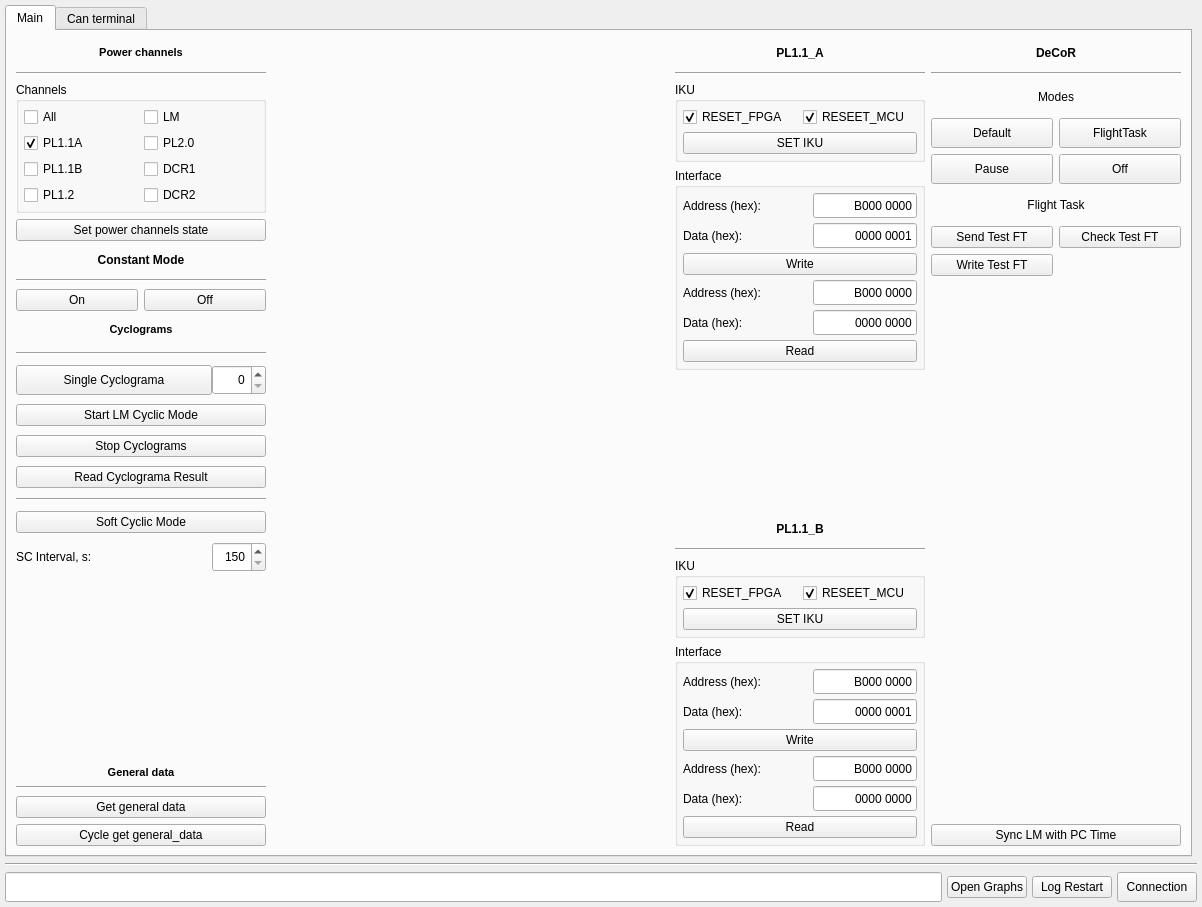
a-styuf/lm_debug_client, file main_win.ui: the form before one commit.
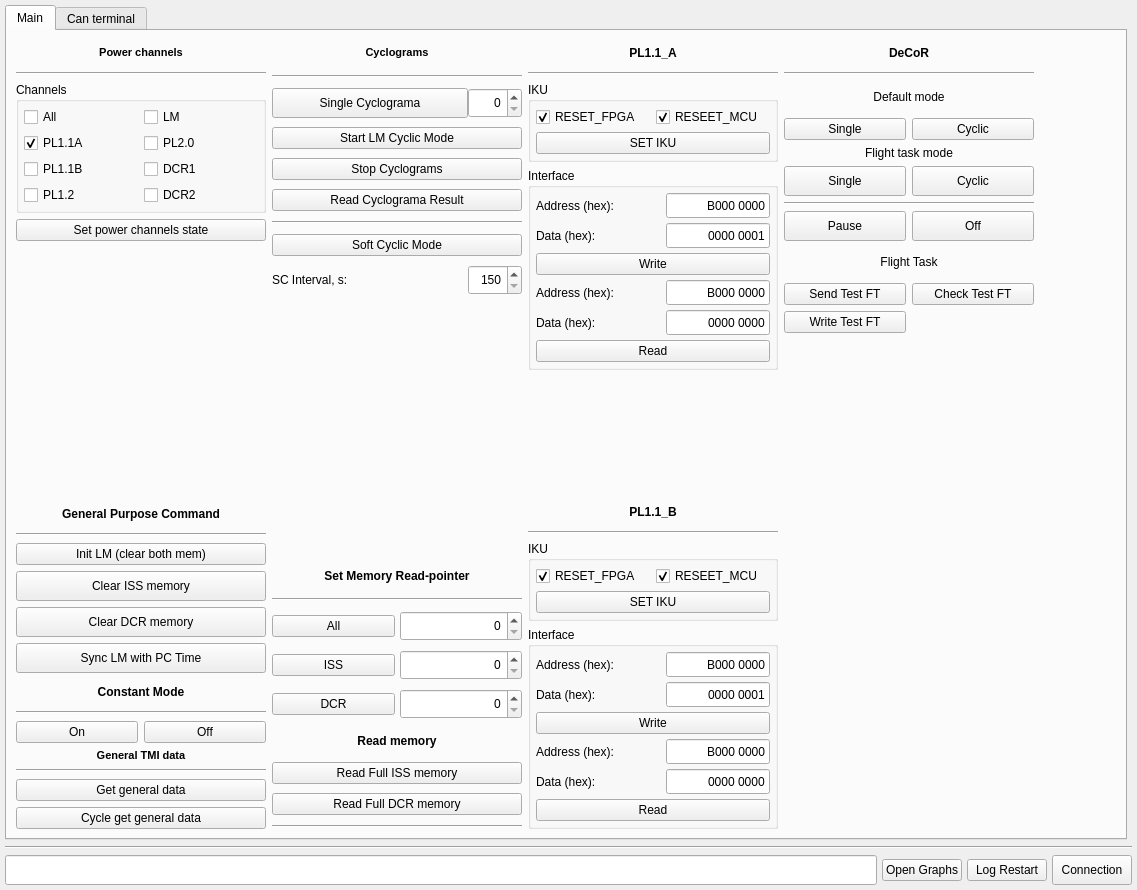
The form after the commit.

Commit message: # 0.12.0 Управление памятью   - добавлены общие команды управления: инициализация, форматирование памяти   - добавлена установка указтелей чтения   - добавлены режимы вычитывания памяти ПН

What changed in the file:
```diff
--- a/main_win.ui
+++ b/main_win.ui
@@ -6,8 +6,8 @@
    <rect>
     <x>0</x>
     <y>0</y>
-    <width>1202</width>
-    <height>907</height>
+    <width>1137</width>
+    <height>890</height>
    </rect>
   </property>
   <property name="windowTitle">
@@ -354,6 +354,100 @@
             </property>
            </widget>
           </item>
+          <item>
+           <spacer name="verticalSpacer_4">
+            <property name="orientation">
+             <enum>Qt::Vertical</enum>
+            </property>
+            <property name="sizeHint" stdset="0">
+             <size>
+              <width>20</width>
+              <height>40</height>
+             </size>
+            </property>
+           </spacer>
+          </item>
+          <item>
+           <widget class="QLabel" name="label_6">
+            <property name="minimumSize">
+             <size>
+              <width>0</width>
+              <height>25</height>
+             </size>
+            </property>
+            <property name="font">
+             <font>
+              <weight>75</weight>
+              <bold>true</bold>
+             </font>
+            </property>
+            <property name="text">
+             <string>General Purpose Command</string>
+            </property>
+            <property name="alignment">
+             <set>Qt::AlignCenter</set>
+            </property>
+           </widget>
+          </item>
+          <item>
+           <widget class="Line" name="line_10">
+            <property name="minimumSize">
+             <size>
+              <width>0</width>
+              <height>5</height>
+             </size>
+            </property>
+            <property name="orientation">
+             <enum>Qt::Horizontal</enum>
+            </property>
+           </widget>
+          </item>
+          <item>
+           <widget class="QPushButton" name="initLMPButton">
+            <property name="text">
+             <string>Init LM (clear both mem)</string>
+            </property>
+           </widget>
+          </item>
+          <item>
+           <widget class="QPushButton" name="formatISSMemPButton">
+            <property name="minimumSize">
+             <size>
+              <width>0</width>
+              <height>30</height>
+             </size>
+            </property>
+            <property name="text">
+             <string>Clear ISS memory</string>
+            </property>
+           </widget>
+          </item>
+          <item>
+           <widget class="QPushButton" name="formatDCRMemPButton">
+            <property name="minimumSize">
+             <size>
+              <width>0</width>
+              <height>30</height>
+             </size>
+            </property>
+            <property name="text">
+             <string>Clear DCR memory</string>
+            </property>
+           </widget>
+          </item>
+          <item>
+           <widget class="QPushButton" name="synchLMTimePButton">
+            <property name="minimumSize">
+             <size>
+              <width>0</width>
+              <height>30</height>
+             </size>
+            </property>
+            <property name="text">
+             <string>Sync LM with PC Time</string>
+            </property>
+           </widget>
+          </item>
           <item>
            <widget class="QLabel" name="constModeLabel">
             <property name="minimumSize">
@@ -407,188 +501,6 @@
             </item>
            </layout>
           </item>
-          <item>
-           <layout class="QGridLayout" name="gridLayout_5">
-            <property name="horizontalSpacing">
-             <number>0</number>
-            </property>
-            <property name="verticalSpacing">
-             <number>9</number>
-            </property>
-            <item row="0" column="0" colspan="2">
-             <widget class="QLabel" name="cyclogramControlLabel">
-              <property name="sizePolicy">
-               <sizepolicy hsizetype="Minimum" vsizetype="Preferred">
-                <horstretch>0</horstretch>
-                <verstretch>0</verstretch>
-               </sizepolicy>
-              </property>
-              <property name="minimumSize">
-               <size>
-                <width>250</width>
-                <height>25</height>
-               </size>
-              </property>
-              <property name="font">
-               <font>
-                <pointsize>8</pointsize>
-                <weight>75</weight>
-                <bold>true</bold>
-               </font>
-              </property>
-              <property name="text">
-               <string>Cyclograms</string>
-              </property>
-              <property name="alignment">
-               <set>Qt::AlignCenter</set>
-              </property>
-             </widget>
-            </item>
-            <item row="3" column="0" colspan="2">
-             <widget class="QPushButton" name="startCyclsPButton">
-              <property name="text">
-               <string>Start LM Cyclic Mode</string>
-              </property>
-             </widget>
-            </item>
-            <item row="4" column="0" colspan="2">
-             <widget class="QPushButton" name="stopCyclsPButton">
-              <property name="text">
-               <string>Stop Cyclograms</string>
-              </property>
-             </widget>
-            </item>
-            <item row="2" column="0">
-             <widget class="QPushButton" name="singleCyclPButton">
-              <property name="sizePolicy">
-               <sizepolicy hsizetype="Expanding" vsizetype="Minimum">
-                <horstretch>0</horstretch>
-                <verstretch>0</verstretch>
-               </sizepolicy>
-              </property>
-              <property name="minimumSize">
-               <size>
-                <width>60</width>
-                <height>30</height>
-               </size>
-              </property>
-              <property name="text">
-               <string>Single Cyclograma</string>
-              </property>
-             </widget>
-            </item>
-            <item row="2" column="1">
-             <widget class="QSpinBox" name="singleCyclSBox">
-              <property name="minimumSize">
-               <size>
-                <width>50</width>
-                <height>30</height>
-               </size>
-              </property>
-              <property name="alignment">
-               <set>Qt::AlignRight|Qt::AlignTrailing|Qt::AlignVCenter</set>
-              </property>
-             </widget>
-            </item>
-            <item row="7" column="0" colspan="2">
-             <widget class="QPushButton" name="softCyclicModePButton">
-              <property name="text">
-               <string>Soft Cyclic Mode</string>
-              </property>
-              <property name="checkable">
-               <bool>true</bool>
-              </property>
-             </widget>
-            </item>
-            <item row="8" column="0">
-             <widget class="QLabel" name="softCyclogramPeriodLabel">
-              <property name="minimumSize">
-               <size>
-                <width>0</width>
-                <height>30</height>
-               </size>
-              </property>
-              <property name="text">
-               <string>SC Interval, s:</string>
-              </property>
-             </widget>
-            </item>
-            <item row="5" column="0" colspan="2">
-             <widget class="QPushButton" name="readCyclResPButton">
-              <property name="text">
-               <string>Read Cyclograma Result</string>
-              </property>
-             </widget>
-            </item>
-            <item row="6" column="0" colspan="2">
-             <widget class="Line" name="line_5">
-              <property name="sizePolicy">
-               <sizepolicy hsizetype="Expanding" vsizetype="Fixed">
-                <horstretch>0</horstretch>
-                <verstretch>0</verstretch>
-               </sizepolicy>
-              </property>
-              <property name="minimumSize">
-               <size>
-                <width>0</width>
-                <height>5</height>
-               </size>
-              </property>
-              <property name="orientation">
-               <enum>Qt::Horizontal</enum>
-              </property>
-             </widget>
-            </item>
-            <item row="8" column="1">
-             <widget class="QSpinBox" name="softCyclogramPeriodSBox">
-              <property name="minimumSize">
-               <size>
-                <width>50</width>
-                <height>30</height>
-               </size>
-              </property>
-              <property name="alignment">
-               <set>Qt::AlignRight|Qt::AlignTrailing|Qt::AlignVCenter</set>
-              </property>
-              <property name="minimum">
-               <number>150</number>
-              </property>
-              <property name="maximum">
-               <number>3600</number>
-              </property>
-              <property name="value">
-               <number>150</number>
-              </property>
-             </widget>
-            </item>
-            <item row="1" column="0" colspan="2">
-             <widget class="Line" name="line_2">
-              <property name="minimumSize">
-               <size>
-                <width>0</width>
-                <height>5</height>
-               </size>
-              </property>
-              <property name="orientation">
-               <enum>Qt::Horizontal</enum>
-              </property>
-             </widget>
-            </item>
-           </layout>
-          </item>
-          <item>
-           <spacer name="verticalSpacer_2">
-            <property name="orientation">
-             <enum>Qt::Vertical</enum>
-            </property>
-            <property name="sizeHint" stdset="0">
-             <size>
-              <width>20</width>
-              <height>40</height>
-             </size>
-            </property>
-           </spacer>
-          </item>
           <item>
            <layout class="QGridLayout" name="gridLayout_3">
             <property name="sizeConstraint">
@@ -606,7 +518,7 @@
              </font>
             </property>
             <property name="text">
-             <string>General data</string>
+             <string>General TMI data</string>
             </property>
             <property name="alignment">
              <set>Qt::AlignCenter</set>
@@ -642,24 +554,356 @@
           <item>
            <widget class="QPushButton" name="cycleReadGenDataPButton">
             <property name="text">
-             <string>Cycle get general_data</string>
+             <string>Cycle get general data</string>
             </property>
            </widget>
           </item>
          </layout>
         </item>
         <item>
-         <spacer name="horizontalSpacer">
-          <property name="orientation">
-           <enum>Qt::Horizontal</enum>
+         <layout class="QGridLayout" name="gridLayout_5">
+          <property name="horizontalSpacing">
+           <number>0</number>
           </property>
-          <property name="sizeHint" stdset="0">
-           <size>
-            <width>1500</width>
-            <height>20</height>
-           </size>
+          <property name="verticalSpacing">
+           <number>9</number>
           </property>
-         </spacer>
+          <item row="3" column="0" colspan="2">
+           <widget class="QPushButton" name="startCyclsPButton">
+            <property name="text">
+             <string>Start LM Cyclic Mode</string>
+            </property>
+           </widget>
+          </item>
+          <item row="0" column="0" colspan="2">
+           <widget class="QLabel" name="cyclogramControlLabel">
+            <property name="sizePolicy">
+             <sizepolicy hsizetype="Minimum" vsizetype="Preferred">
+              <horstretch>0</horstretch>
+              <verstretch>0</verstretch>
+             </sizepolicy>
+            </property>
+            <property name="minimumSize">
+             <size>
+              <width>250</width>
+              <height>25</height>
+             </size>
+            </property>
+            <property name="font">
+             <font>
+              <pointsize>8</pointsize>
+              <weight>75</weight>
+              <bold>true</bold>
+             </font>
+            </property>
+            <property name="text">
+             <string>Cyclograms</string>
+            </property>
+            <property name="alignment">
+             <set>Qt::AlignCenter</set>
+            </property>
+           </widget>
+          </item>
+          <item row="4" column="0" colspan="2">
+           <widget class="QPushButton" name="stopCyclsPButton">
+            <property name="text">
+             <string>Stop Cyclograms</string>
+            </property>
+           </widget>
+          </item>
+          <item row="2" column="1">
+           <widget class="QSpinBox" name="singleCyclSBox">
+            <property name="minimumSize">
+             <size>
+              <width>50</width>
+              <height>30</height>
+             </size>
+            </property>
+            <property name="alignment">
+             <set>Qt::AlignRight|Qt::AlignTrailing|Qt::AlignVCenter</set>
+            </property>
+           </widget>
+          </item>
+          <item row="7" column="0" colspan="2">
+           <widget class="QPushButton" name="softCyclicModePButton">
+            <property name="text">
+             <string>Soft Cyclic Mode</string>
+            </property>
+            <property name="checkable">
+             <bool>true</bool>
+            </property>
+           </widget>
+          </item>
+          <item row="8" column="0">
+           <widget class="QLabel" name="softCyclogramPeriodLabel">
+            <property name="minimumSize">
+             <size>
+              <width>0</width>
+              <height>30</height>
+             </size>
+            </property>
+            <property name="text">
+             <string>SC Interval, s:</string>
+            </property>
+           </widget>
+          </item>
+          <item row="2" column="0">
+           <widget class="QPushButton" name="singleCyclPButton">
+            <property name="sizePolicy">
+             <sizepolicy hsizetype="Expanding" vsizetype="Minimum">
+              <horstretch>0</horstretch>
+              <verstretch>0</verstretch>
+             </sizepolicy>
+            </property>
+            <property name="minimumSize">
+             <size>
+              <width>60</width>
+              <height>30</height>
+             </size>
+            </property>
+            <property name="text">
+             <string>Single Cyclograma</string>
+            </property>
+           </widget>
+          </item>
+          <item row="5" column="0" colspan="2">
+           <widget class="QPushButton" name="readCyclResPButton">
+            <property name="text">
+             <string>Read Cyclograma Result</string>
+            </property>
+           </widget>
+          </item>
+          <item row="1" column="0" colspan="2">
+           <widget class="Line" name="line_2">
+            <property name="minimumSize">
+             <size>
+              <width>0</width>
+              <height>5</height>
+             </size>
+            </property>
+            <property name="orientation">
+             <enum>Qt::Horizontal</enum>
+            </property>
+           </widget>
+          </item>
+          <item row="8" column="1">
+           <widget class="QSpinBox" name="softCyclogramPeriodSBox">
+            <property name="minimumSize">
+             <size>
+              <width>50</width>
+              <height>30</height>
+             </size>
+            </property>
+            <property name="alignment">
+             <set>Qt::AlignRight|Qt::AlignTrailing|Qt::AlignVCenter</set>
+            </property>
+            <property name="minimum">
+             <number>150</number>
+            </property>
+            <property name="maximum">
+             <number>3600</number>
+            </property>
+            <property name="value">
+             <number>150</number>
+            </property>
+           </widget>
+          </item>
+          <item row="6" column="0" colspan="2">
+           <widget class="Line" name="line_5">
+            <property name="sizePolicy">
+             <sizepolicy hsizetype="Expanding" vsizetype="Fixed">
+              <horstretch>0</horstretch>
+              <verstretch>0</verstretch>
+             </sizepolicy>
+            </property>
+            <property name="minimumSize">
+             <size>
+              <width>0</width>
+              <height>5</height>
+             </size>
+            </property>
+            <property name="orientation">
+             <enum>Qt::Horizontal</enum>
+            </property>
+           </widget>
+          </item>
+          <item row="9" column="0" colspan="2">
+           <spacer name="verticalSpacer_5">
+            <property name="orientation">
+             <enum>Qt::Vertical</enum>
+            </property>
+            <property name="sizeHint" stdset="0">
+             <size>
+              <width>20</width>
+              <height>40</height>
+             </size>
+            </property>
+           </spacer>
+          </item>
+          <item row="10" column="0" colspan="2">
+           <layout class="QGridLayout" name="gridLayout_6">
+            <property name="horizontalSpacing">
+             <number>5</number>
+            </property>
+            <property name="verticalSpacing">
+             <number>9</number>
+            </property>
+            <item row="4" column="1">
+             <widget class="QSpinBox" name="rdPtrDCRMemSBox">
+              <property name="minimumSize">
+               <size>
+                <width>0</width>
+                <height>30</height>
+               </size>
+              </property>
+              <property name="alignment">
+               <set>Qt::AlignRight|Qt::AlignTrailing|Qt::AlignVCenter</set>
+              </property>
+              <property name="maximum">
+               <number>16379</number>
+              </property>
+             </widget>
+            </item>
+            <item row="6" column="0" colspan="2">
+             <widget class="QPushButton" name="readFullISSMemPButton">
+              <property name="text">
+               <string>Read Full ISS memory</string>
+              </property>
+             </widget>
+            </item>
+            <item row="8" column="0" colspan="2">
+             <widget class="Line" name="line_13">
+              <property name="minimumSize">
+               <size>
+                <width>0</width>
+                <height>5</height>
+               </size>
+              </property>
+              <property name="orientation">
+               <enum>Qt::Horizontal</enum>
+              </property>
+             </widget>
+            </item>
+            <item row="0" column="0" colspan="2">
+             <widget class="QLabel" name="label_2">
+              <property name="minimumSize">
+               <size>
+                <width>0</width>
+                <height>25</height>
+               </size>
+              </property>
+              <property name="font">
+               <font>
+                <weight>75</weight>
+                <bold>true</bold>
+               </font>
+              </property>
+              <property name="text">
+               <string>Set Memory Read-pointer</string>
+              </property>
+              <property name="alignment">
+               <set>Qt::AlignCenter</set>
+              </property>
+             </widget>
+            </item>
+            <item row="1" column="0" colspan="2">
+             <widget class="Line" name="line_12">
+              <property name="minimumSize">
+               <size>
+                <width>0</width>
+                <height>5</height>
+               </size>
+              </property>
+              <property name="orientation">
+               <enum>Qt::Horizontal</enum>
+              </property>
+             </widget>
+            </item>
+            <item row="4" column="0">
+             <widget class="QPushButton" name="rdPtrDCRMemPButton">
+              <property name="text">
+               <string>DCR</string>
+              </property>
+             </widget>
+            </item>
+            <item row="3" column="0">
+             <widget class="QPushButton" name="rdPtrISSMemPButton">
+              <property name="text">
+               <string>ISS</string>
+              </property>
+             </widget>
+            </item>
+            <item row="2" column="0">
+             <widget class="QPushButton" name="rdPtrAllMemPButton">
+              <property name="text">
+               <string>All</string>
+              </property>
+             </widget>
+            </item>
+            <item row="2" column="1">
+             <widget class="QSpinBox" name="rdPtrAllMemSBox">
+              <property name="minimumSize">
+               <size>
+                <width>0</width>
+                <height>30</height>
+               </size>
+              </property>
+              <property name="alignment">
+               <set>Qt::AlignRight|Qt::AlignTrailing|Qt::AlignVCenter</set>
+              </property>
+              <property name="maximum">
+               <number>16379</number>
+              </property>
+             </widget>
+            </item>
+            <item row="3" column="1">
+             <widget class="QSpinBox" name="rdPtrISSMemSBox">
+              <property name="minimumSize">
+               <size>
+                <width>0</width>
+                <height>30</height>
+               </size>
+              </property>
+              <property name="alignment">
+               <set>Qt::AlignRight|Qt::AlignTrailing|Qt::AlignVCenter</set>
+              </property>
+              <property name="maximum">
+               <number>16379</number>
+              </property>
+             </widget>
+            </item>
+            <item row="5" column="0" colspan="2">
+             <widget class="QLabel" name="label_7">
+              <property name="minimumSize">
+               <size>
+                <width>0</width>
+                <height>25</height>
+               </size>
+              </property>
+              <property name="font">
+               <font>
+                <weight>75</weight>
+                <bold>true</bold>
+               </font>
+              </property>
+              <property name="text">
+               <string>Read memory</string>
+              </property>
+              <property name="alignment">
+               <set>Qt::AlignCenter</set>
+              </property>
+             </widget>
+            </item>
+            <item row="7" column="0" colspan="2">
+             <widget class="QPushButton" name="readFullDCRMemPButton">
+              <property name="text">
+               <string>Read Full DCR memory</string>
+              </property>
+             </widget>
+            </item>
+           </layout>
+          </item>
+         </layout>
         </item>
         <item>
          <layout class="QGridLayout" name="gridLayout_8">
@@ -1312,73 +1556,70 @@
         </item>
         <item>
          <layout class="QGridLayout" name="gridLayout_4">
-          <item row="8" column="0">
-           <widget class="QPushButton" name="sendFlTaskPButton">
-            <property name="text">
-             <string>Send Test FT</string>
-            </property>
-           </widget>
-          </item>
-          <item row="8" column="1">
+          <item row="10" column="1">
            <widget class="QPushButton" name="checkFlTaskPButton">
             <property name="text">
              <string>Check Test FT</string>
             </property>
            </widget>
           </item>
-          <item row="9" column="0">
+          <item row="10" column="0">
+           <widget class="QPushButton" name="sendFlTaskPButton">
+            <property name="text">
+             <string>Send Test FT</string>
+            </property>
+           </widget>
+          </item>
+          <item row="2" column="0" colspan="2">
+           <widget class="QLabel" name="label_5">
+            <property name="minimumSize">
+             <size>
+              <width>0</width>
+              <height>30</height>
+             </size>
+            </property>
+            <property name="text">
+             <string>Default mode</string>
+            </property>
+            <property name="alignment">
+             <set>Qt::AlignCenter</set>
+            </property>
+           </widget>
+          </item>
+          <item row="11" column="0">
            <widget class="QPushButton" name="writeFlTaskPButton">
             <property name="text">
              <string>Write Test FT</string>
             </property>
            </widget>
           </item>
-          <item row="3" column="0">
-           <widget class="QPushButton" name="DCRModeDefaultPButton">
-            <property name="minimumSize">
-             <size>
-              <width>120</width>
-              <height>30</height>
-             </size>
-            </property>
-            <property name="text">
-             <string>Default</string>
-            </property>
-           </widget>
-          </item>
-          <item row="2" column="0" colspan="2">
-           <widget class="QLabel" name="label_5">
-            <property name="minimumSize">
-             <size>
-              <width>0</width>
-              <height>30</height>
-             </size>
-            </property>
-            <property name="text">
-             <string>Modes</string>
-            </property>
-            <property name="alignment">
-             <set>Qt::AlignCenter</set>
-            </property>
-           </widget>
-          </item>
-          <item row="7" column="0" colspan="2">
-           <widget class="QLabel" name="label_4">
-            <property name="minimumSize">
-             <size>
-              <width>0</width>
-              <height>30</height>
-             </size>
-            </property>
-            <property name="text">
-             <string>Flight Task</string>
-            </property>
-            <property name="alignment">
-             <set>Qt::AlignCenter</set>
-            </property>
-           </widget>
-          </item>
           <item row="5" column="0">
+           <widget class="QPushButton" name="singlDCRFTModePButton">
+            <property name="minimumSize">
+             <size>
+              <width>120</width>
+              <height>30</height>
+             </size>
+            </property>
+            <property name="text">
+             <string>Single</string>
+            </property>
+           </widget>
+          </item>
+          <item row="1" column="0" colspan="2">
+           <widget class="Line" name="line_3">
+            <property name="minimumSize">
+             <size>
+              <width>0</width>
+              <height>5</height>
+             </size>
+            </property>
+            <property name="orientation">
+             <enum>Qt::Horizontal</enum>
+            </property>
+           </widget>
+          </item>
+          <item row="7" column="0">
            <widget class="QPushButton" name="DCRModePausePButton">
             <property name="minimumSize">
              <size>
@@ -1391,32 +1632,6 @@
             </property>
            </widget>
           </item>
-          <item row="1" column="0" colspan="2">
-           <widget class="Line" name="line_3">
-            <property name="minimumSize">
-             <size>
-              <width>0</width>
-              <height>5</height>
-             </size>
-            </property>
-            <property name="orientation">
-             <enum>Qt::Horizontal</enum>
-            </property>
-           </widget>
-          </item>
-          <item row="10" column="0" colspan="2">
-           <spacer name="verticalSpacer_3">
-            <property name="orientation">
-             <enum>Qt::Vertical</enum>
-            </property>
-            <property name="sizeHint" stdset="0">
-             <size>
-              <width>20</width>
-              <height>40</height>
-             </size>
-            </property>
-           </spacer>
-          </item>
           <item row="0" column="0" colspan="2">
            <widget class="QLabel" name="DecorLabel">
             <property name="minimumSize">
@@ -1439,7 +1654,36 @@
             </property>
            </widget>
           </item>
-          <item row="5" column="1">
+          <item row="12" column="0" colspan="2">
+           <spacer name="verticalSpacer_3">
+            <property name="orientation">
+             <enum>Qt::Vertical</enum>
+            </property>
+            <property name="sizeHint" stdset="0">
+             <size>
+              <width>20</width>
+              <height>40</height>
+             </size>
+            </property>
+           </spacer>
+          </item>
+          <item row="9" column="0" colspan="2">
+           <widget class="QLabel" name="label_4">
+            <property name="minimumSize">
+             <size>
+              <width>0</width>
+              <height>30</height>
+             </size>
+            </property>
+            <property name="text">
+             <string>Flight Task</string>
+            </property>
+            <property name="alignment">
+             <set>Qt::AlignCenter</set>
+            </property>
+           </widget>
+          </item>
+          <item row="7" column="1">
            <widget class="QPushButton" name="DCRModeOffPButton">
             <property name="minimumSize">
              <size>
@@ -1452,28 +1696,65 @@
             </property>
            </widget>
           </item>
+          <item row="5" column="1">
+           <widget class="QPushButton" name="cyclicDCRFTModePButton">
+            <property name="minimumSize">
+             <size>
+              <width>120</width>
+              <height>30</height>
+             </size>
+            </property>
+            <property name="text">
+             <string>Cyclic</string>
+            </property>
+           </widget>
+          </item>
+          <item row="3" column="0">
+           <widget class="QPushButton" name="singlDCRDefModePButton">
+            <property name="text">
+             <string>Single</string>
+            </property>
+           </widget>
+          </item>
           <item row="3" column="1">
-           <widget class="QPushButton" name="DCRModeFlightTaskPButton">
-            <property name="minimumSize">
-             <size>
-              <width>120</width>
-              <height>30</height>
-             </size>
-            </property>
+           <widget class="QPushButton" name="cyclicDCRDefModePButton">
             <property name="text">
-             <string>FlightTask</string>
+             <string>Cyclic</string>
             </property>
            </widget>
           </item>
-          <item row="11" column="0" colspan="2">
-           <widget class="QPushButton" name="synchLMTimePButton">
+          <item row="4" column="0" colspan="2">
+           <widget class="QLabel" name="label_8">
             <property name="text">
-             <string>Sync LM with PC Time</string>
+             <string>Flight task mode</string>
+            </property>
+            <property name="alignment">
+             <set>Qt::AlignCenter</set>
+            </property>
+           </widget>
+          </item>
+          <item row="6" column="0" colspan="2">
+           <widget class="Line" name="line_8">
+            <property name="orientation">
+             <enum>Qt::Horizontal</enum>
             </property>
            </widget>
           </item>
          </layout>
         </item>
+        <item>
+         <spacer name="horizontalSpacer">
+          <property name="orientation">
+           <enum>Qt::Horizontal</enum>
+          </property>
+          <property name="sizeHint" stdset="0">
+           <size>
+            <width>1500</width>
+            <height>20</height>
+           </size>
+          </property>
+         </spacer>
+        </item>
        </layout>
       </widget>
       <widget class="QWidget" name="canTerminalTab">
```
The commit also changes 4 other files.
